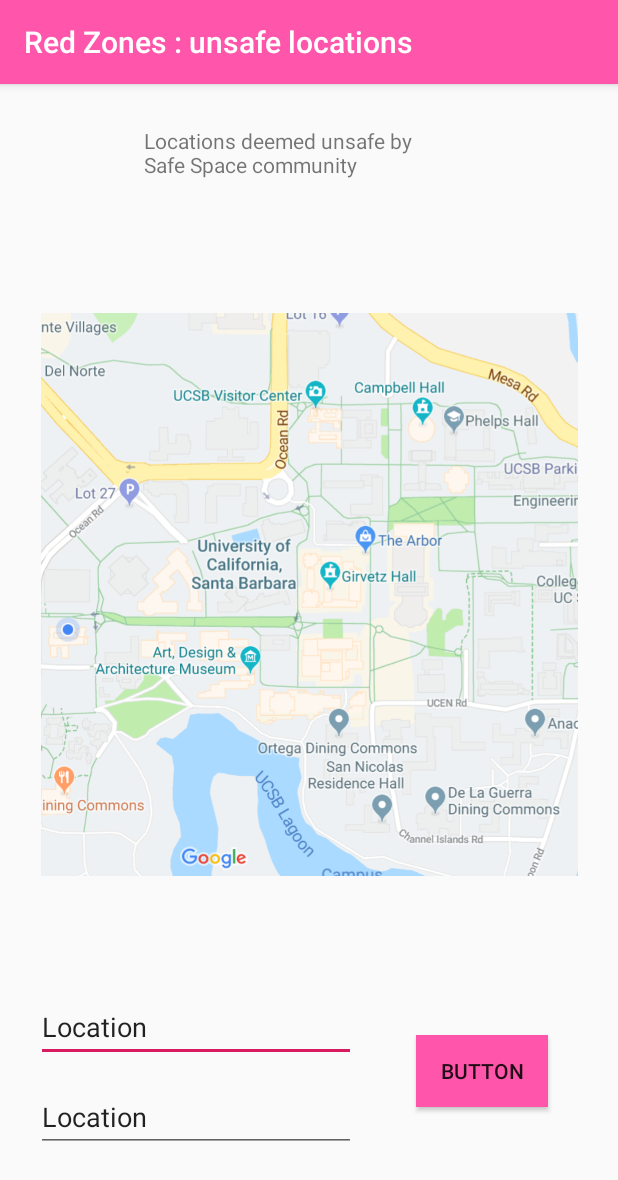
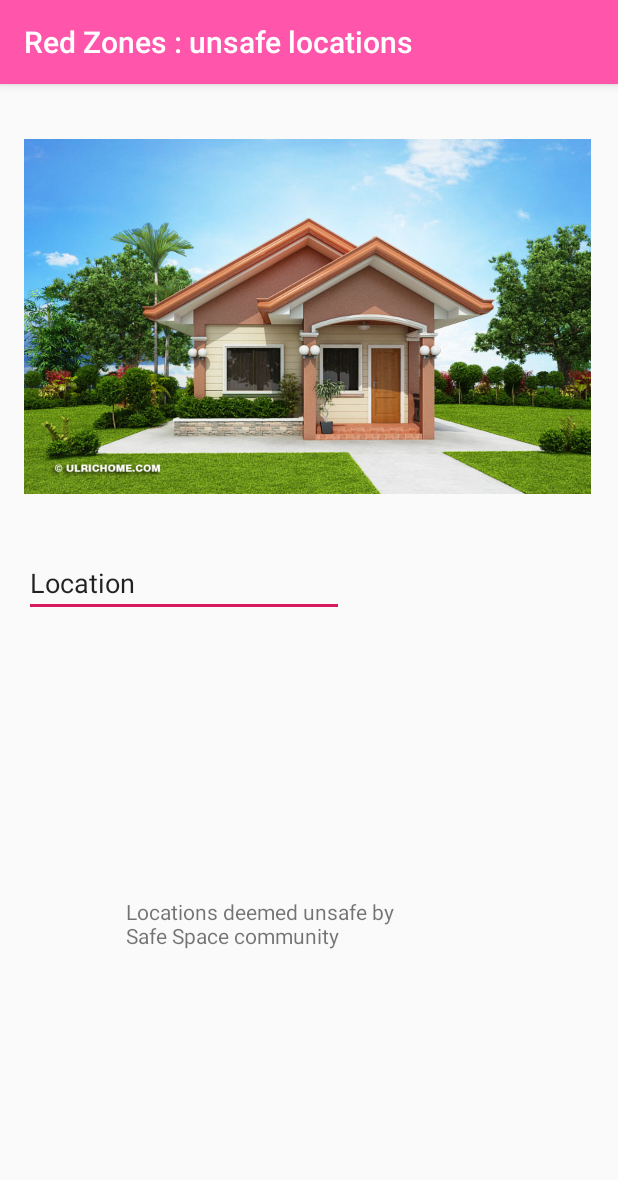
Before and after one commit to katelynzzz/womxnhacks, an Android app: the RedZones screen opened directly, with no data from a screen before it, on a phone screen of 412 x 824 dp. Shown: the top 1180 px of the screen. Run offline under Robolectric (Android 15) with nearby library versions, the phone set to English and light mode, and no system bars; 1 statement that could not run was skipped.

Commit message:
Merge branch 'master' of /Users/kz/Documents/GitHub/womxnhacks with conflicts.

```diff
--- a/app/src/main/java/com/example/safespace/PartyPicker.java
+++ b/app/src/main/java/com/example/safespace/PartyPicker.java
@@ -62,4 +62,17 @@ public class PartyPicker extends AppCompatActivity {
         });
     }
 
+    public void callKatelyn(View view) {
+        Intent phoneIntent = new Intent(Intent.ACTION_CALL);
+        phoneIntent.setData(Uri.parse("tel:4082158548"));
+
+        System.out.println("CallKatelyn");
+
+        if (ActivityCompat.checkSelfPermission(PartyPicker.this,
+                Manifest.permission.CALL_PHONE) != PackageManager.PERMISSION_GRANTED) {
+            return;
+        }
+        startActivity(phoneIntent);
+    }
+
 }
--- a/app/src/main/res/layout/activity_party_picker.xml
+++ b/app/src/main/res/layout/activity_party_picker.xml
@@ -28,6 +28,7 @@
         android:layout_height="wrap_content"
         android:layout_gravity="bottom|end"
         android:layout_margin="@dimen/fab_margin"
+        android:onClick="callKatelyn"
         app:srcCompat="@android:drawable/stat_sys_phone_call" />
 
 </android.support.design.widget.CoordinatorLayout>
--- a/app/src/main/res/layout/content_red_zones.xml
+++ b/app/src/main/res/layout/content_red_zones.xml
@@ -8,71 +8,38 @@
     tools:context=".RedZones"
     tools:showIn="@layout/activity_red_zones">
 
+    <ImageView
+        android:id="@+id/imageView3"
+        android:layout_width="378dp"
+        android:layout_height="310dp"
+        android:layout_marginStart="16dp"
+        android:layout_marginLeft="16dp"
+        app:layout_constraintStart_toStartOf="parent"
+        app:layout_constraintTop_toTopOf="parent"
+        app:srcCompat="@drawable/house1"
+    />
+
     <TextView
         android:id="@+id/textView3"
         android:layout_width="241dp"
         android:layout_height="76dp"
-        android:layout_marginStart="96dp"
-        android:layout_marginLeft="96dp"
-        android:layout_marginTop="28dp"
+        android:layout_marginStart="84dp"
+        android:layout_marginLeft="84dp"
+        android:layout_marginTop="232dp"
         android:text="Locations deemed unsafe by \nSafe Space community"
         app:layout_constraintStart_toStartOf="parent"
-        app:layout_constraintTop_toTopOf="parent" />
+        app:layout_constraintTop_toBottomOf="@+id/imageView3" />
 
     <EditText
         android:id="@+id/editText3"
         android:layout_width="wrap_content"
-        android:layout_height="46dp"
-        android:layout_marginStart="24dp"
-        android:layout_marginLeft="24dp"
-        android:layout_marginBottom="116dp"
+        android:layout_height="wrap_content"
+        android:layout_marginStart="16dp"
+        android:layout_marginLeft="16dp"
         android:ems="10"
-        android:hint="City"
+        android:hint="Location"
         android:inputType="textPersonName"
         android:text="Location"
-        app:layout_constraintBottom_toBottomOf="parent"
         app:layout_constraintStart_toStartOf="parent"
-        tools:text="City" />
-
-    <EditText
-        android:id="@+id/editText4"
-        android:layout_width="wrap_content"
-        android:layout_height="46dp"
-        android:layout_marginStart="24dp"
-        android:layout_marginLeft="24dp"
-        android:layout_marginBottom="56dp"
-        android:ems="10"
-        android:hint="Country"
-        android:inputType="textPersonName"
-        android:text="Location"
-        app:layout_constraintBottom_toBottomOf="parent"
-        app:layout_constraintStart_toStartOf="parent"
-        tools:text="State/Country" />
-
-    <ImageView
-        android:id="@+id/imageView4"
-        android:layout_width="358dp"
-        android:layout_height="574dp"
-        android:layout_marginStart="8dp"
-        android:layout_marginLeft="8dp"
-        android:layout_marginEnd="8dp"
-        android:layout_marginRight="8dp"
-        app:layout_constraintBottom_toBottomOf="@+id/editText3"
-        app:layout_constraintEnd_toEndOf="parent"
-        app:layout_constraintStart_toStartOf="parent"
-        app:layout_constraintTop_toTopOf="@+id/textView3"
-        app:srcCompat="@drawable/redzone" />
-
-    <Button
-        android:id="@+id/button2"
-        android:layout_width="wrap_content"
-        android:layout_height="wrap_content"
-        android:layout_marginStart="40dp"
-        android:layout_marginLeft="40dp"
-        android:layout_marginBottom="86dp"
-        android:text="Button"
-        app:layout_constraintBottom_toBottomOf="parent"
-        app:layout_constraintStart_toEndOf="@+id/editText4"
-        tools:text="Search"
-        android:background="?attr/colorPrimary" />
+        app:layout_constraintTop_toBottomOf="@+id/imageView3" />
 </android.support.constraint.ConstraintLayout>
```
